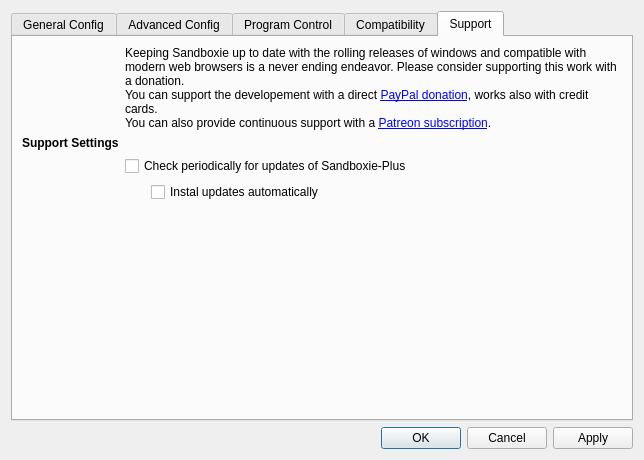
Qt form SandboxiePlus/SandMan/Forms/SettingsWindow.ui (sandboxie-plus/Sandboxie) before a commit.
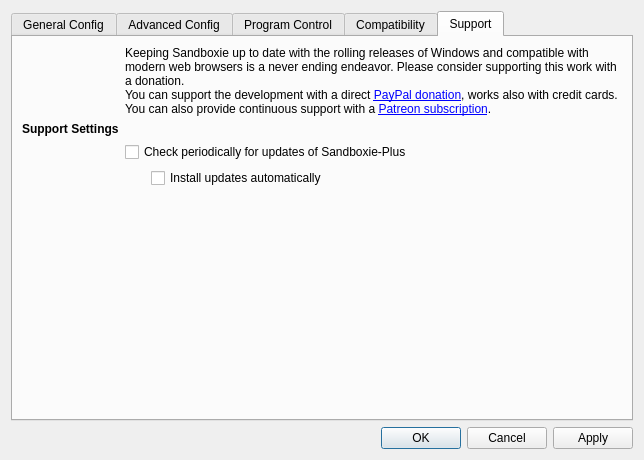
The same form after that commit. The open tabs and pages were chosen to show the change. Icons and pictures are not drawn.

Patch:
```diff
--- a/SandboxiePlus/SandMan/Forms/SettingsWindow.ui
+++ b/SandboxiePlus/SandMan/Forms/SettingsWindow.ui
@@ -635,7 +635,7 @@
            <item row="5" column="3">
             <widget class="QCheckBox" name="chkAutoInstall">
              <property name="text">
-              <string>Instal updates automatically</string>
+              <string>Install updates automatically</string>
              </property>
             </widget>
            </item>
@@ -668,7 +668,7 @@
               </sizepolicy>
              </property>
              <property name="text">
-              <string>Keeping Sandboxie up to date with the rolling releases of windows and compatible with modern web browsers is a never ending endeavor. Please consider supporting this work with a donation.&lt;br /&gt;You can support the developement with a direct &lt;a href=&quot;https://sandboxie-plus.com/go.php?to=donate&quot;&gt;PayPal donation&lt;/a&gt;, works also with credit cards.&lt;br /&gt;You can also provide continuous support with a &lt;a href=&quot;https://sandboxie-plus.com/go.php?to=patreon&quot;&gt;Patreon subscription&lt;/a&gt;.</string>
+              <string>Keeping Sandboxie up to date with the rolling releases of Windows and compatible with modern web browsers is a never ending endeavor. Please consider supporting this work with a donation.&lt;br /&gt;You can support the development with a direct &lt;a href=&quot;https://sandboxie-plus.com/go.php?to=donate&quot;&gt;PayPal donation&lt;/a&gt;, works also with credit cards.&lt;br /&gt;You can also provide continuous support with a &lt;a href=&quot;https://sandboxie-plus.com/go.php?to=patreon&quot;&gt;Patreon subscription&lt;/a&gt;.</string>
              </property>
              <property name="textFormat">
               <enum>Qt::RichText</enum>
```
Left out of the diff: 2 changed lines with no effect on the pictures.
